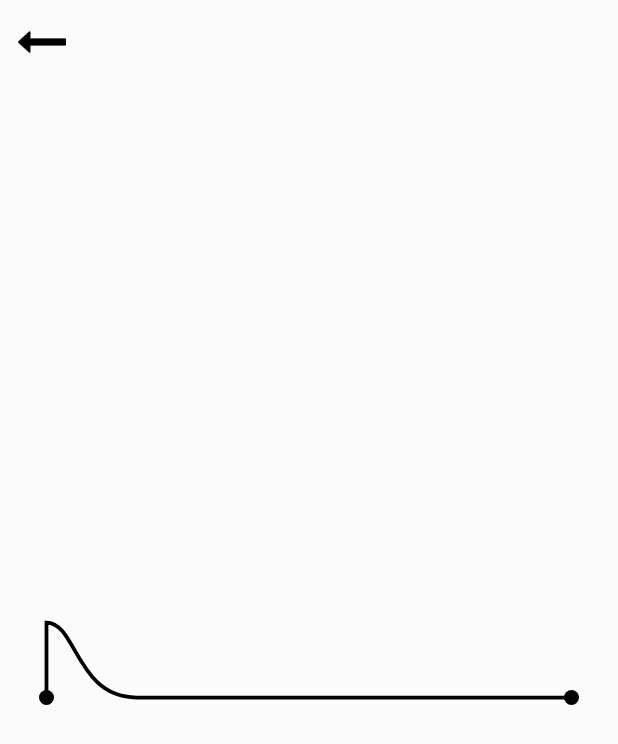
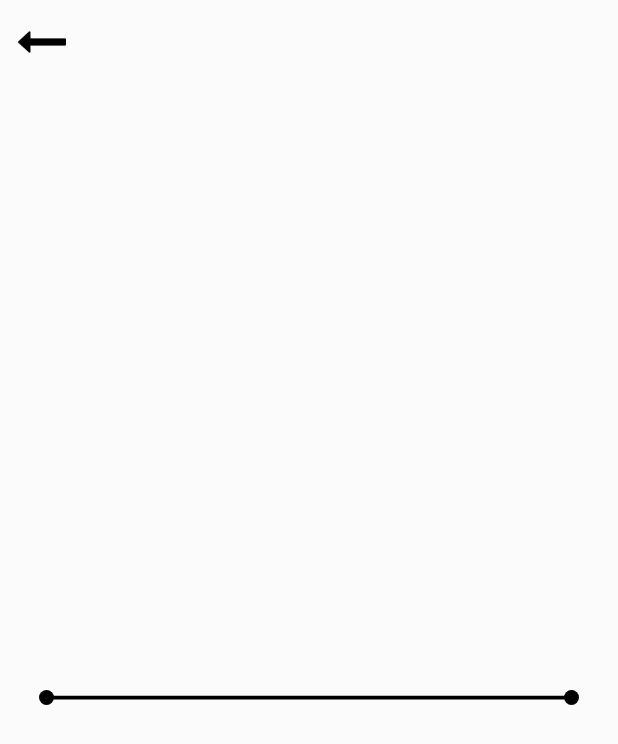
Before and after one commit to kotrotko/slider, a Flutter app: the screen it shows after launch, on a phone screen of 412 x 824 dp. Shown: the top 744 px of the screen. Run offline on Flutter 3.47's test engine with Material 2 defaults, Android fonts, the phone set to English and light mode, and no system bars.

Commit message:
bounce effect

```diff
--- a/lib/wave_painter.dart
+++ b/lib/wave_painter.dart
@@ -2,11 +2,16 @@ import 'dart:ui';
 
 import 'package:flutter/material.dart';
 import 'package:flutter/cupertino.dart';
+import 'package:slider/wave_slider.dart';
 
 class WavePainter extends CustomPainter {
 
   final double? sliderPosition;
-  final double dragPercentage;
+  final double? dragPercentage;
+
+  final double? animationProgress;
+
+  final SliderState? sliderState;
 
   final Color? color;
 
@@ -16,9 +21,12 @@ class WavePainter extends CustomPainter {
   final Paint wavePainter;
 
   WavePainter({
-    required this.sliderPosition,
-    required this.dragPercentage,
-    required this.color,
+    @required this.sliderPosition,
+    @required this.dragPercentage,
+    @required this.color,
+    @required this.animationProgress,
+    @required this.sliderState,
+
   }): fillPainter = Paint()
     ..color = color!
     ..style = PaintingStyle.fill,
@@ -30,9 +38,55 @@ class WavePainter extends CustomPainter {
   @override
   void paint(Canvas canvas, Size size) {
     _paintAnchors(canvas, size);
-    _paintWaveLine(canvas, size);
+
+    // _paintSlidingWave(canvas, size);
+    print('state $sliderState');
+    switch(sliderState){
+      case (SliderState.starting):
+        _paintStartupWave(canvas, size);
+        break;
+      case (SliderState.resting):
+        _paintRestingWave(canvas, size);
+        break;
+      case (SliderState.sliding):
+        _paintSlidingWave(canvas, size);
+        break;
+      case (SliderState.stopping):
+        _paintStoppingWave(canvas, size);
+        break;
+      default:
+        _paintRestingWave(canvas, size);
+        break;
+    }
     // _paintBlock(canvas, size);
     // _paintLine(canvas, size);
+  }
+
+  _paintStartupWave(Canvas canvas, Size size) {
+    WaveCurveDefinitions line = _calculateWaveLineDefinitions(size);
+
+    //double waveHeight =lerpDouble(size.height, line.controlHeight, Curves.elasticOut.transform(animationProgress));
+    //line.controlHeight = waveHeight;
+    _paintWaveLine(canvas, size, line);
+  }
+
+  _paintRestingWave(Canvas canvas, Size size) {
+    Path path = Path();
+    path.moveTo(0.0, size.height);
+    path.lineTo(size.width, size.height);
+    canvas.drawPath(path, wavePainter);
+  }
+
+  _paintSlidingWave(Canvas canvas, Size size) {
+    WaveCurveDefinitions curveDefinitions = _calculateWaveLineDefinitions(size);
+    _paintWaveLine(canvas, size, curveDefinitions);
+  }
+  _paintStoppingWave(Canvas canvas, Size size) {
+    WaveCurveDefinitions line = _calculateWaveLineDefinitions(size);
+
+    //double waveHeight =lerpDouble(line.controlHeight, size.height, Curves.elasticOut.transform(animationProgress));
+    //line.controlHeight = waveHeight;
+    _paintWaveLine(canvas, size, line);
   }
 
   _paintAnchors(Canvas canvas, Size size){
@@ -107,8 +161,8 @@ class WavePainter extends CustomPainter {
     return waveCurve;
   }
 
-  _paintWaveLine(Canvas canvas, Size size) {
-    WaveCurveDefinitions waveCurve = _calculateWaveLineDefinitions(size);
+  _paintWaveLine(Canvas canvas, Size size, WaveCurveDefinitions waveCurve) {
+    // WaveCurveDefinitions waveCurve = _calculateWaveLineDefinitions(size);
 
     Path path = Path();
     path.moveTo(0.0, size.height);
@@ -119,13 +173,6 @@ class WavePainter extends CustomPainter {
     path.cubicTo(
         waveCurve.rightControlPoint1, waveCurve.controlHeight, waveCurve.rightControlPoint2, size.height,
         waveCurve.endOfBezier, size.height);
-    path.lineTo(size.width, size.height);
-    canvas.drawPath(path, wavePainter);
-  }
-
-  _paintLine(Canvas canvas, Size size){
-    Path path = Path();
-    path.moveTo(0.0, size.height);
     path.lineTo(size.width, size.height);
     canvas.drawPath(path, wavePainter);
   }
@@ -152,6 +199,7 @@ class WaveCurveDefinitions {
   final double rightControlPoint1;
   final double rightControlPoint2;
   final double controlHeight;
+  //double controlHeight;
   final double centerPoint;
 
   WaveCurveDefinitions({
--- a/lib/wave_slider.dart
+++ b/lib/wave_slider.dart
@@ -16,13 +16,28 @@ class WaveSlider extends StatefulWidget {
   _WaveSliderState createState() => _WaveSliderState();
 }
 
-class _WaveSliderState extends State<WaveSlider> {
+class _WaveSliderState extends State<WaveSlider> with TickerProviderStateMixin {
 
-  double _dragPosition = 0;
-  double _dragPercentage = 0;
+  double _dragPosition = 0.0;
+  double _dragPercentage = 0.0;
+
+  late WaveSliderController _slideController;
+
+  @override
+    void initState() {
+      _slideController = WaveSliderController(vsync: this)
+      ..addListener(() => setState((){}));
+    super.initState();
+  }
+
+  @override
+    void dispose() {
+      _slideController.dispose();
+      super.dispose();
+  }
 
   void _updateDragPosition(Offset val) {
-    double _newDragPosition = 0;
+    double _newDragPosition = 0.0;
 
     if (val.dx <= 0) {
       _newDragPosition = 0;
@@ -40,30 +55,32 @@ class _WaveSliderState extends State<WaveSlider> {
   void _onDragUpdate(BuildContext context, DragUpdateDetails update) {
     RenderBox box = context.findRenderObject() as RenderBox;
     Offset offset = box.globalToLocal(update.globalPosition);
+    _slideController.setStateToSliding();
     _updateDragPosition(offset);
+  }
+
+  void _onDragEnd(BuildContext context, DragEndDetails end) {
+    _slideController.setStateToStopping();
+    setState(() {});
   }
 
   void _onDragStart(BuildContext context, DragStartDetails start) {
     RenderBox box = context.findRenderObject() as RenderBox;
-    Offset offset = box.globalToLocal(start.globalPosition);
-    _updateDragPosition(offset);
-  }
-
-  void _onDragEnd(BuildContext context, DragEndDetails end) {
-    setState(() {
-
-    });
+    Offset localOffset = box.globalToLocal(start.globalPosition);
+    _slideController.setStateToStart();
+    _updateDragPosition(localOffset);
   }
 
   @override
   Widget build(BuildContext context) {
-    return Container(
-      child: GestureDetector(
+    return GestureDetector(
         child: Container(
           width: widget.width,
           height: widget.height,
           child: CustomPaint(
             painter: WavePainter(
+              animationProgress: _slideController.progress,
+              sliderState: _slideController.state,
               color: widget.color,
               dragPercentage: _dragPercentage,
               sliderPosition: _dragPosition,
@@ -73,7 +90,6 @@ class _WaveSliderState extends State<WaveSlider> {
         onHorizontalDragUpdate: (DragUpdateDetails update) => _onDragUpdate(context, update),
         onHorizontalDragStart: (DragStartDetails start) => _onDragStart(context, start),
         onHorizontalDragEnd: (DragEndDetails end) => _onDragEnd(context, end),
-      ),
     );
   }
 }
@@ -119,6 +135,7 @@ class WaveSliderController  extends ChangeNotifier{
   }
 
   void setStateToStart(){
+    _startAnimation();
     _state = SliderState.starting;
   }
 
@@ -130,9 +147,6 @@ class WaveSliderController  extends ChangeNotifier{
     _startAnimation();
     _state = SliderState.stopping;
   }
-
-
-
 }
 
 enum SliderState {
```
